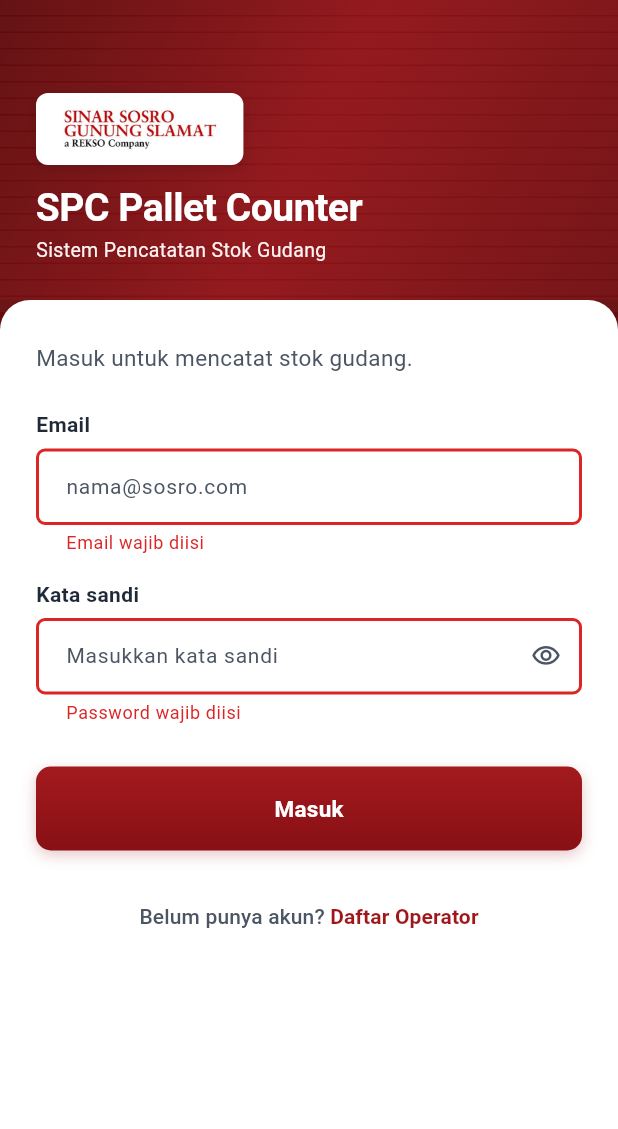
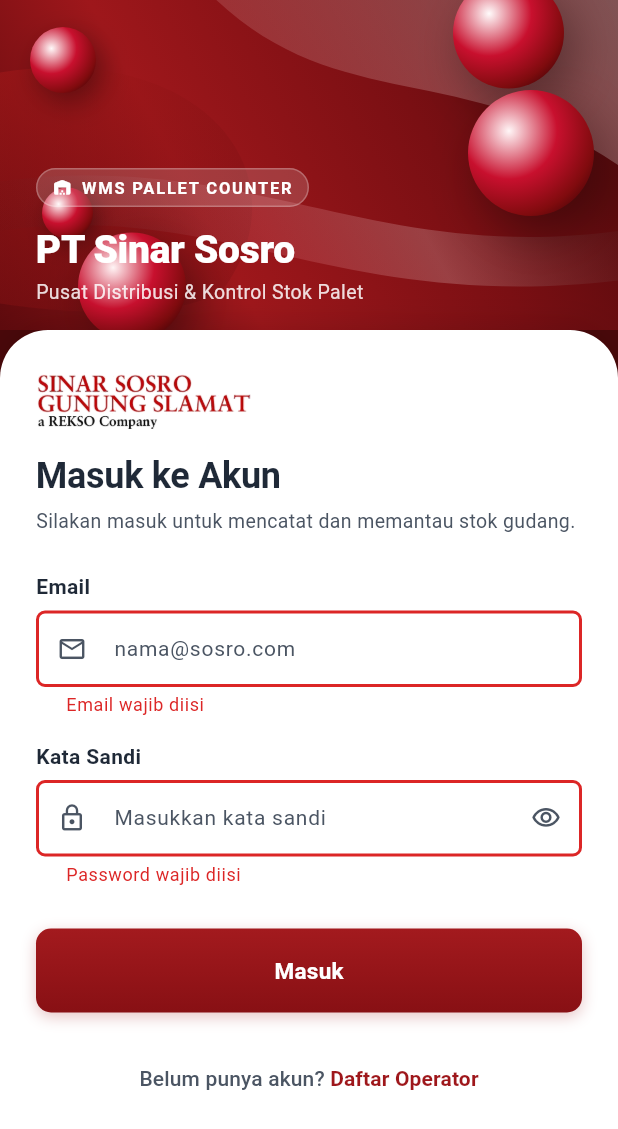
Before and after one commit to HapieeOur/Spc-Sosro, a Flutter app: the screen it shows after launch, after a tap on "Masuk", on a phone screen of 412 x 824 dp. Shown: the top 1129 px of the screen. Run offline on Flutter 3.47's test engine with Material 3 defaults, Android fonts, the phone set to English and light mode, and no system bars; our stand-ins replace csv, fl_chart, flutter_riverpod, go_router, pdf, printing and 2 more; accounts and stored records are empty; Roboto replaces fonts that are missing (Barlow, BarlowSemiCondensed).

Commit message:
feat(auth): redesign splash, login, and register screens with fluid sphere background and transparent logo

```diff
--- a/lib/screens/auth/login_screen.dart
+++ b/lib/screens/auth/login_screen.dart
@@ -6,7 +6,7 @@
 import 'package:spc_sosro/providers/auth_provider.dart';
 import 'package:spc_sosro/widgets/app_button.dart';
 import 'package:spc_sosro/widgets/app_text_field.dart';
-import 'package:spc_sosro/widgets/slat_pattern.dart';
+import 'package:spc_sosro/widgets/fluid_background.dart';
 
 class LoginScreen extends ConsumerStatefulWidget {
   const LoginScreen({super.key});
@@ -170,72 +170,92 @@
     }
 
     return Scaffold(
-      backgroundColor: AppColors.daunTua,
-      body: SafeArea(
+      backgroundColor: const Color(0xFF4A080A),
+      body: Column(
+        children: [
+          // Top Header: Fluid Wave & 3D Spheres Background
+          FluidSphereBackground(
+            height: 220,
+            child: SafeArea(
               bottom: false,
-        child: Column(
-          children: [
-            // Top Half: SlatPattern Hero with 3 pallet blocks and brand wordmark
-            SlatHeaderBackground(
-              height: 200,
               child: Padding(
-                padding: const EdgeInsets.symmetric(horizontal: 24, vertical: 24),
+                padding: const EdgeInsets.symmetric(horizontal: 24, vertical: 16),
                 child: Column(
                   crossAxisAlignment: CrossAxisAlignment.start,
                   mainAxisAlignment: MainAxisAlignment.end,
                   children: [
                     Container(
-                      padding: const EdgeInsets.symmetric(horizontal: 14, vertical: 6),
+                      padding: const EdgeInsets.symmetric(horizontal: 10, vertical: 4),
                       decoration: BoxDecoration(
+                        color: Colors.white.withValues(alpha: 0.16),
+                        borderRadius: BorderRadius.circular(20),
+                        border: Border.all(
+                          color: Colors.white.withValues(alpha: 0.25),
+                        ),
+                      ),
+                      child: const Row(
+                        mainAxisSize: MainAxisSize.min,
+                        children: [
+                          Icon(
+                            Icons.warehouse_rounded,
+                            size: 13,
                             color: Colors.white,
-                        borderRadius: BorderRadius.circular(8),
-                        boxShadow: [
-                          BoxShadow(
-                            color: Colors.black.withValues(alpha: 0.15),
-                            blurRadius: 6,
-                            offset: const Offset(0, 2),
+                          ),
+                          SizedBox(width: 6),
+                          Text(
+                            'WMS PALLET COUNTER',
+                            style: TextStyle(
+                              fontFamily: 'BarlowSemiCondensed',
+                              fontSize: 11,
+                              fontWeight: FontWeight.w700,
+                              color: Colors.white,
+                              letterSpacing: 1.2,
+                            ),
                           ),
                         ],
-                      ),
-                      child: Image.asset(
-                        'assets/images/sosro_logo_cropped.png',
-                        height: 36,
-                        fit: BoxFit.contain,
                       ),
                     ),
                     const SizedBox(height: 10),
                     const Text(
-                      'SPC Pallet Counter',
+                      'PT Sinar Sosro',
                       style: TextStyle(
                         fontFamily: 'BarlowSemiCondensed',
                         fontSize: 26,
-                        fontWeight: FontWeight.w700,
+                        fontWeight: FontWeight.w800,
                         color: Colors.white,
-                        letterSpacing: -0.3,
+                        letterSpacing: -0.2,
                       ),
                     ),
-                    const Text(
-                      'Sistem Pencatatan Stok Gudang',
+                    Text(
+                      'Pusat Distribusi & Kontrol Stok Palet',
                       style: TextStyle(
                         fontSize: 13,
-                        color: AppColors.merahMuda,
+                        color: Colors.white.withValues(alpha: 0.85),
                       ),
                     ),
                   ],
                 ),
               ),
             ),
+          ),
 
-            // Bottom Sheet: White surface with 20dp top rounded corners
+          // Bottom Sheet: White surface with 32dp top rounded corners
           Expanded(
             child: Container(
               width: double.infinity,
               decoration: const BoxDecoration(
                 color: AppColors.permukaan,
                 borderRadius: BorderRadius.only(
-                    topLeft: Radius.circular(20),
-                    topRight: Radius.circular(20),
+                  topLeft: Radius.circular(32),
+                  topRight: Radius.circular(32),
                 ),
+                boxShadow: [
+                  BoxShadow(
+                    color: Colors.black12,
+                    blurRadius: 16,
+                    offset: Offset(0, -4),
+                  ),
+                ],
               ),
               child: SingleChildScrollView(
                 padding: const EdgeInsets.fromLTRB(24, 28, 24, 32),
@@ -244,11 +264,30 @@
                   child: Column(
                     crossAxisAlignment: CrossAxisAlignment.start,
                     children: [
+                      // Sosro Brand Logo (Direct transparent integration, no box container!)
+                      Image.asset(
+                        'assets/images/sosro_logo_transparent.png',
+                        height: 38,
+                        fit: BoxFit.contain,
+                      ),
+                      const SizedBox(height: 14),
+
                       const Text(
-                          'Masuk untuk mencatat stok gudang.',
+                        'Masuk ke Akun',
                         style: TextStyle(
-                            fontSize: 15,
-                            fontWeight: FontWeight.w400,
+                          fontFamily: 'BarlowSemiCondensed',
+                          fontSize: 24,
+                          fontWeight: FontWeight.w700,
+                          color: AppColors.tinta,
+                          letterSpacing: -0.2,
+                        ),
+                      ),
+                      const SizedBox(height: 4),
+
+                      const Text(
+                        'Silakan masuk untuk mencatat dan memantau stok gudang.',
+                        style: TextStyle(
+                          fontSize: 13,
                           color: AppColors.abuTinta,
                         ),
                       ),
@@ -259,8 +298,10 @@
                           padding: const EdgeInsets.all(12),
                           decoration: BoxDecoration(
                             color: AppColors.bataMuda,
-                              borderRadius: BorderRadius.circular(6),
-                              border: Border.all(color: AppColors.bata.withValues(alpha: 0.3)),
+                            borderRadius: BorderRadius.circular(8),
+                            border: Border.all(
+                              color: AppColors.bata.withValues(alpha: 0.3),
+                            ),
                           ),
                           child: Row(
                             children: [
@@ -290,6 +331,11 @@
                         controller: _emailController,
                         label: 'Email',
                         hint: 'nama@sosro.com',
+                        prefixIcon: const Icon(
+                          Icons.email_outlined,
+                          size: 20,
+                          color: AppColors.abuTinta,
+                        ),
                         keyboardType: TextInputType.emailAddress,
                         validator: Validators.validateEmail,
                       ),
@@ -297,8 +343,13 @@
 
                       AppTextField(
                         controller: _passwordController,
-                          label: 'Kata sandi',
+                        label: 'Kata Sandi',
                         hint: 'Masukkan kata sandi',
+                        prefixIcon: const Icon(
+                          Icons.lock_outline,
+                          size: 20,
+                          color: AppColors.abuTinta,
+                        ),
                         obscureText: _obscurePassword,
                         validator: Validators.validatePassword,
                         suffixIcon: IconButton(
@@ -345,7 +396,7 @@
                                 TextSpan(
                                   text: 'Daftar Operator',
                                   style: TextStyle(
-                                      color: AppColors.daun,
+                                    color: AppColors.merahSosro,
                                     fontWeight: FontWeight.w700,
                                   ),
                                 ),
@@ -362,7 +413,6 @@
           ),
         ],
       ),
-      ),
     );
   }
 }
--- /dev/null
+++ b/lib/widgets/fluid_background.dart
@@ -0,0 +1,231 @@
+import 'package:flutter/material.dart';
+
+class FluidSphereBackground extends StatelessWidget {
+  final Widget? child;
+  final double? height;
+  final bool showSpheres;
+  final bool isFullScreen;
+
+  const FluidSphereBackground({
+    super.key,
+    this.child,
+    this.height,
+    this.showSpheres = true,
+    this.isFullScreen = false,
+  });
+
+  @override
+  Widget build(BuildContext context) {
+    return SizedBox(
+      height: height,
+      width: double.infinity,
+      child: ClipRect(
+        child: Stack(
+          children: [
+            // 1. Base Gradient Merah Ruby Sosro (Deep Wine to Ruby Crimson)
+            Container(
+              decoration: const BoxDecoration(
+                gradient: LinearGradient(
+                  begin: Alignment.topRight,
+                  end: Alignment.bottomLeft,
+                  colors: [
+                    Color(0xFF4A080A),
+                    Color(0xFF7A0F13),
+                    Color(0xFF9E171B),
+                    Color(0xFF5E0A0D),
+                  ],
+                ),
+              ),
+            ),
+
+            // 2. Custom Painter untuk Ombak / Gelombang Organik Halus
+            Positioned.fill(
+              child: CustomPaint(
+                painter: _FluidWavePainter(isFullScreen: isFullScreen),
+              ),
+            ),
+
+            // 3. Bola 3D Mengambang (Floating Spheres seperti referensi visual)
+            if (showSpheres) ...[
+              if (isFullScreen) ...[
+                // Mode Layar Penuh (Splash / Welcome Screen)
+                Positioned(
+                  top: -20,
+                  right: -25,
+                  child: _buildSphere(size: 130, lightIntensity: 0.9),
+                ),
+                Positioned(
+                  top: 50,
+                  left: 20,
+                  child: _buildSphere(size: 60, lightIntensity: 0.85),
+                ),
+                Positioned(
+                  top: 210,
+                  left: 32,
+                  child: _buildSphere(size: 42, lightIntensity: 0.8),
+                ),
+                Positioned(
+                  top: 310,
+                  right: -15,
+                  child: _buildSphere(size: 96, lightIntensity: 0.75),
+                ),
+                Positioned(
+                  bottom: 210,
+                  left: 70,
+                  child: _buildSphere(size: 36, lightIntensity: 0.85),
+                ),
+                Positioned(
+                  bottom: 120,
+                  left: -20,
+                  child: _buildSphere(size: 110, lightIntensity: 0.8),
+                ),
+                Positioned(
+                  bottom: 75,
+                  right: 32,
+                  child: _buildSphere(size: 52, lightIntensity: 0.9),
+                ),
+              ] else ...[
+                // Mode Header (Login & Register Screen)
+                Positioned(
+                  top: 18,
+                  left: 20,
+                  child: _buildSphere(size: 44, lightIntensity: 0.85),
+                ),
+                Positioned(
+                  top: -15,
+                  right: 36,
+                  child: _buildSphere(size: 74, lightIntensity: 0.9),
+                ),
+                Positioned(
+                  top: 60,
+                  right: 16,
+                  child: _buildSphere(size: 84, lightIntensity: 0.8),
+                ),
+                Positioned(
+                  top: 125,
+                  left: 28,
+                  child: _buildSphere(size: 34, lightIntensity: 0.85),
+                ),
+                Positioned(
+                  top: 155,
+                  left: 52,
+                  child: _buildSphere(size: 72, lightIntensity: 0.75),
+                ),
+              ],
+            ],
+
+            // 4. Foreground Content
+            if (child != null) Positioned.fill(child: child!),
+          ],
+        ),
+      ),
+    );
+  }
+
+  Widget _buildSphere({required double size, double lightIntensity = 0.8}) {
+    return Container(
+      width: size,
+      height: size,
+      decoration: BoxDecoration(
+        shape: BoxShape.circle,
+        boxShadow: [
+          BoxShadow(
+            color: Colors.black.withValues(alpha: 0.35),
+            blurRadius: size * 0.35,
+            offset: Offset(size * 0.1, size * 0.15),
+          ),
+        ],
+        gradient: RadialGradient(
+          center: const Alignment(-0.35, -0.35),
+          radius: 0.85,
+          colors: [
+            Color.lerp(const Color(0xFFFFD4D6), Colors.white, lightIntensity)!,
+            const Color(0xFFC8102E),
+            const Color(0xFF800B0E),
+            const Color(0xFF400406),
+          ],
+          stops: const [0.0, 0.45, 0.8, 1.0],
+        ),
+      ),
+    );
+  }
+}
+
+class _FluidWavePainter extends CustomPainter {
+  final bool isFullScreen;
+
+  _FluidWavePainter({this.isFullScreen = false});
+
+  @override
+  void paint(Canvas canvas, Size size) {
+    final w = size.width;
+    final h = size.height;
+
+    // Gelombang 1: Soft Translucent Rose (Sweep Kanan Atas)
+    final paint1 = Paint()
+      ..shader = LinearGradient(
+        begin: Alignment.topRight,
+        end: Alignment.bottomLeft,
+        colors: [
+          Colors.white.withValues(alpha: 0.3),
+          const Color(0xFFFEE2E2).withValues(alpha: 0.15),
+          Colors.transparent,
+        ],
+      ).createShader(Rect.fromLTWH(0, 0, w, h))
+      ..style = PaintingStyle.fill;
+
+    final path1 = Path()
+      ..moveTo(w * 0.35, 0)
+      ..cubicTo(w * 0.55, h * 0.35, w * 0.75, h * 0.18, w, h * 0.5)
+      ..lineTo(w, 0)
+      ..close();
+    canvas.drawPath(path1, paint1);
+
+    // Gelombang 2: Deep Crimson Wave (Kurva Kiri)
+    final paint2 = Paint()
+      ..shader = LinearGradient(
+        begin: Alignment.topLeft,
+        end: Alignment.bottomRight,
+        colors: [
+          const Color(0xFFB91C1C).withValues(alpha: 0.42),
+          const Color(0xFF660B0E).withValues(alpha: 0.2),
+          Colors.transparent,
+        ],
+      ).createShader(Rect.fromLTWH(0, 0, w, h))
+      ..style = PaintingStyle.fill;
+
+    final path2 = Path()
+      ..moveTo(0, h * 0.22)
+      ..cubicTo(w * 0.32, h * 0.12, w * 0.5, h * 0.52, w * 0.36, h * 0.88)
+      ..cubicTo(w * 0.26, h * 1.0, 0, h * 0.92, 0, h * 0.92)
+      ..close();
+    canvas.drawPath(path2, paint2);
+
+    // Gelombang 3: Translucent Ribbon Diagonal
+    final paint3 = Paint()
+      ..shader = LinearGradient(
+        begin: Alignment.bottomLeft,
+        end: Alignment.topRight,
+        colors: [
+          Colors.transparent,
+          const Color(0xFFFDA4AF).withValues(alpha: 0.16),
+          Colors.white.withValues(alpha: 0.2),
+          Colors.transparent,
+        ],
+        stops: const [0.0, 0.4, 0.6, 1.0],
+      ).createShader(Rect.fromLTWH(0, 0, w, h))
+      ..style = PaintingStyle.fill;
+
+    final path3 = Path()
+      ..moveTo(0, h * 0.55)
+      ..cubicTo(w * 0.4, h * 0.45, w * 0.6, h * 0.8, w, h * 0.7)
+      ..lineTo(w, h * 0.85)
+      ..cubicTo(w * 0.55, h * 0.95, w * 0.35, h * 0.6, 0, h * 0.7)
+      ..close();
+    canvas.drawPath(path3, paint3);
+  }
+
+  @override
+  bool shouldRepaint(covariant _FluidWavePainter oldDelegate) =>
+      oldDelegate.isFullScreen != isFullScreen;
+}
```
Also changed, not shown: lib/screens/auth/register_screen.dart (+81 -41 lines), lib/screens/splash_screen.dart (+49 -21 lines), assets/images/sosro_logo_transparent.png (added), assets/images/sosro_logo_white.png (added). Lines whose indentation alone changed are shown as unchanged.
